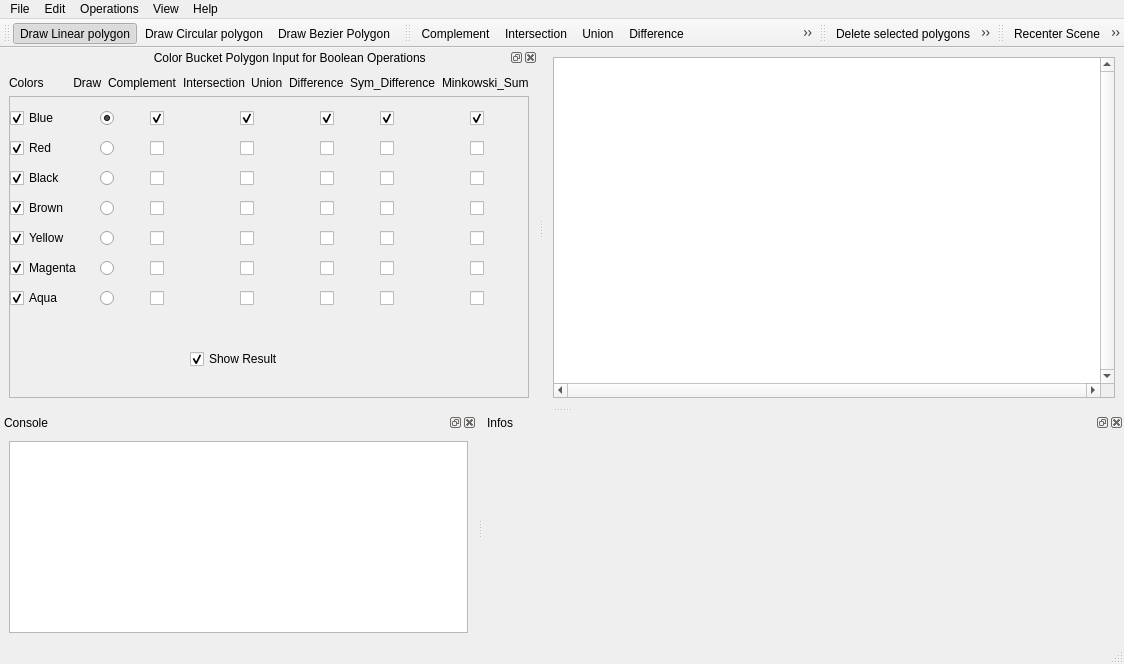
First picture: the form in Boolean_set_operations_2/demo/Boolean_set_operations_2/UiFiles/Boolean_set_operations_2.ui, repository CGAL/cgal, before the edit.
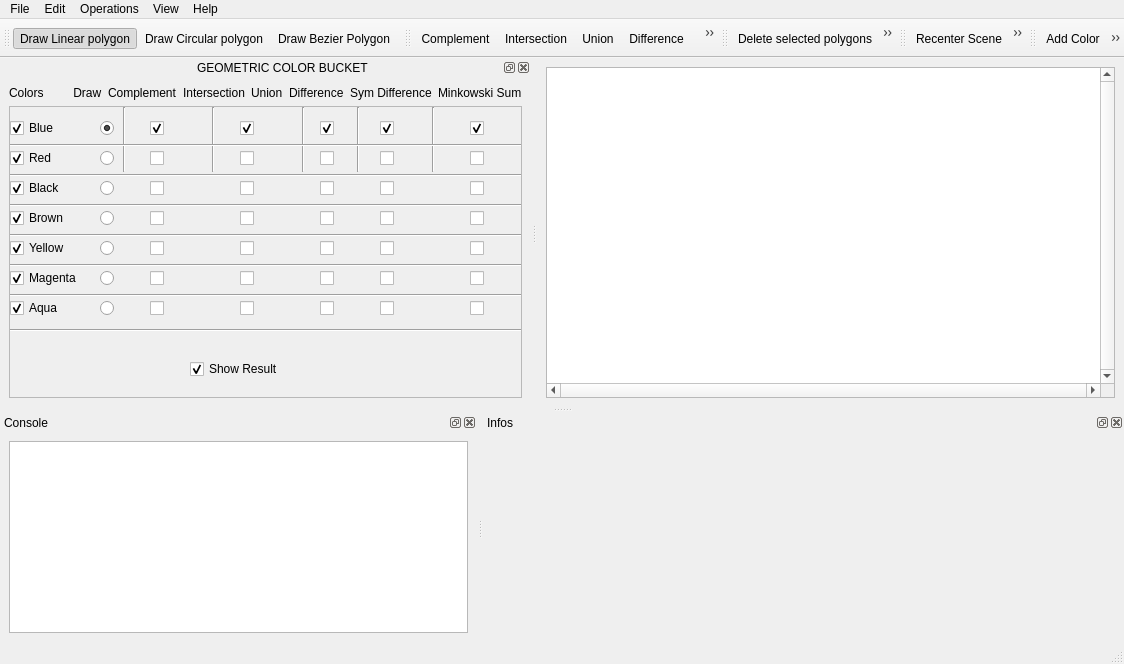
Second picture: the form after the edit. Icons and pictures are not drawn.

Commit message: Color Bucket Add and Remove Colors UI

```diff
--- a/Boolean_set_operations_2/demo/Boolean_set_operations_2/UiFiles/Boolean_set_operations_2.ui
+++ b/Boolean_set_operations_2/demo/Boolean_set_operations_2/UiFiles/Boolean_set_operations_2.ui
@@ -136,7 +136,7 @@
    <addaction name="actionSymmetric_Difference"/>
    <addaction name="actionMinkowski_Sum" />
   </widget>
-  <widget class="QToolBar" name="viewToolBar" >
+  <widget class="QToolBar" name="delToolBar" >
    <property name="windowTitle" >
     <string>Operation Tools</string>
    </property>
@@ -150,7 +150,7 @@
    <addaction name="actionDeleteAll"/>
    <addaction name="actionDeleteResult"/>
   </widget>
-  <widget class="QToolBar" name="delToolBar" >
+  <widget class="QToolBar" name="viewToolBar" >
    <property name="windowTitle" >
     <string>Operation Tools</string>
    </property>
@@ -163,6 +163,20 @@
    <addaction name="actionRecenter"/>
    <addaction name="actionPAN"/>
   </widget>
+  <widget class ="QToolBar" name="addRemoveColorToolBar">
+    <property name="windowTitle" >
+    <string>Operation Tools</string>
+   </property>
+   <attribute name="toolBarArea" >
+    <enum>TopToolBarArea</enum>
+   </attribute>
+   <attribute name="toolBarBreak" >
+    <bool>false</bool>
+   </attribute>
+   <addaction name="actionAddColor"/>
+   <addaction name="actionMinusColor"/>
+   <addaction name="actionNew" />
+  </widget>
   <widget class="QStatusBar" name="statusbar"/>
   <widget class="QDockWidget" name="consoleDockWidget">
    <property name="allowedAreas">
@@ -200,7 +214,7 @@
     <set>Qt::BottomDockWidgetArea|Qt::LeftDockWidgetArea|Qt::TopDockWidgetArea</set>
    </property>
    <property name="windowTitle">
-    <string>                                             Color Bucket Polygon Input for Boolean Operations</string>
+    <string>                                                          GEOMETRIC COLOR BUCKET</string>
    </property>
    <attribute name="dockWidgetArea">
     <number>1</number>
@@ -298,7 +312,7 @@
            </sizepolicy>
           </property>
           <property name="text" >
-           <string>Sym_Difference</string>
+           <string>Sym Difference</string>
           </property>
          </widget>
          </item>
@@ -311,7 +325,7 @@
            </sizepolicy>
           </property>
           <property name="text" >
-           <string>Minkowski_Sum</string>
+           <string>Minkowski Sum</string>
           </property>
          </widget>
          </item>
@@ -1225,6 +1239,190 @@
             <bool>false</bool>
            </property>
           </widget>
+          <widget class="Line" name="line1">
+            <property name="geometry">
+              <rect>
+              <x>111</x>
+              <y>0</y>
+              <width>7</width>
+              <height>65</height>
+              </rect>
+            </property>
+            <property name="orientation">
+             <enum>Qt::Vertical</enum>
+            </property>
+          </widget>
+          <widget class="Line" name="line2">
+            <property name="geometry">
+              <rect>
+              <x>200</x>
+              <y>0</y>
+              <width>7</width>
+              <height>65</height>
+              </rect>
+            </property>
+            <property name="orientation">
+             <enum>Qt::Vertical</enum>
+            </property>
+          </widget>
+          <widget class="Line" name="line3">
+            <property name="geometry">
+              <rect>
+              <x>290</x>
+              <y>0</y>
+              <width>7</width>
+              <height>65</height>
+              </rect>
+            </property>
+            <property name="orientation">
+             <enum>Qt::Vertical</enum>
+            </property>
+          </widget>
+          <widget class="Line" name="line4">
+            <property name="geometry">
+              <rect>
+              <x>345</x>
+              <y>0</y>
+              <width>7</width>
+              <height>65</height>
+              </rect>
+            </property>
+            <property name="orientation">
+             <enum>Qt::Vertical</enum>
+            </property>
+          </widget>
+          <widget class="Line" name="line5">
+            <property name="geometry">
+              <rect>
+              <x>420</x>
+              <y>0</y>
+              <width>7</width>
+              <height>65</height>
+              </rect>
+            </property>
+            <property name="orientation">
+             <enum>Qt::Vertical</enum>
+            </property>
+          </widget>
+          <widget class="Line" name="line6">
+            <property name="geometry">
+              <rect>
+              <x>530</x>
+              <y>0</y>
+              <width>7</width>
+              <height>65</height>
+              </rect>
+            </property>
+            <property name="orientation">
+             <enum>Qt::Vertical</enum>
+            </property>
+          </widget>
+          <widget class="Line" name="line7">
+            <property name="Visible">
+              <bool>false</bool>
+            </property>
+            <property name="geometry">
+              <rect>
+              <x>0</x>
+              <y>220</y>
+              <width>640</width>
+              <height>7</height>
+              </rect>
+            </property>
+            <property name="orientation">
+             <enum>Qt::Horizontal</enum>
+            </property>
+          </widget>
+          <widget class="Line" name="line8">
+            <property name="Visible">
+              <bool>false</bool>
+            </property>
+            <property name="geometry">
+              <rect>
+              <x>0</x>
+              <y>185</y>
+              <width>640</width>
+              <height>7</height>
+              </rect>
+            </property>
+            <property name="orientation">
+             <enum>Qt::Horizontal</enum>
+            </property>
+          </widget>
+          <widget class="Line" name="line9">
+            <property name="Visible">
+              <bool>false</bool>
+            </property>
+            <property name="geometry">
+              <rect>
+              <x>0</x>
+              <y>155</y>
+              <width>640</width>
+              <height>7</height>
+              </rect>
+            </property>
+            <property name="orientation">
+             <enum>Qt::Horizontal</enum>
+            </property>
+          </widget>
+          <widget class="Line" name="line10">
+            <property name="Visible">
+              <bool>false</bool>
+            </property>
+            <property name="geometry">
+              <rect>
+              <x>0</x>
+              <y>125</y>
+              <width>640</width>
+              <height>7</height>
+              </rect>
+            </property>
+            <property name="orientation">
+             <enum>Qt::Horizontal</enum>
+            </property>
+          </widget>
+          <widget class="Line" name="line11">
+            <property name="Visible">
+              <bool>false</bool>
+            </property>
+            <property name="geometry">
+              <rect>
+              <x>0</x>
+              <y>95</y>
+              <width>640</width>
+              <height>7</height>
+              </rect>
+            </property>
+            <property name="orientation">
+             <enum>Qt::Horizontal</enum>
+            </property>
+          </widget>
+          <widget class="Line" name="line12">
+            <property name="geometry">
+              <rect>
+              <x>0</x>
+              <y>65</y>
+              <width>640</width>
+              <height>7</height>
+              </rect>
+            </property>
+            <property name="orientation">
+             <enum>Qt::Horizontal</enum>
+            </property>
+          </widget>
+          <widget class="Line" name="line13">
+            <property name="geometry">
+              <rect>
+              <x>0</x>
+              <y>35</y>
+              <width>640</width>
+              <height>7</height>
+              </rect>
+            </property>
+            <property name="orientation">
+             <enum>Qt::Horizontal</enum>
+            </property>
+          </widget>
          </widget>
         </widget>
        </item>
@@ -1533,6 +1731,27 @@
     <string>Ctrl+P</string>
    </property>
   </action>
+  <action name="actionAddColor">
+   <property name="checkable" >
+    <bool>false</bool>
+   </property>  
+   <property name="icon">
+    <iconset resource="Boolean_operations_2.qrc">
+    <normaloff>:/cgal/icons/plus</normaloff>:/cgal/icons/plus</iconset>
+   </property>
+   <property name="text">
+    <string>&amp;Add Color</string>
+   </property>
+  </action>
+  <action name="actionMinusColor">  
+    <property name="checkable" >
+     <bool>false</bool>
+    </property>
+    <property name="icon">
+      <iconset resource="Boolean_operations_2.qrc">
+      <normaloff>:/cgal/icons/minus</normaloff>:/cgal/icons/minus</iconset>
+    </property>
+  </action>
   <action name="actionDeleteAll">
    <property name="icon">
     <iconset resource="Boolean_operations_2.qrc">
```
Left out of the diff: 145 changed lines with no effect on the pictures.
